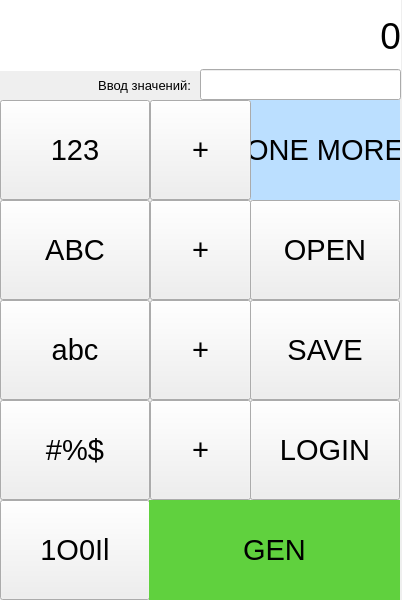
itemerev/PassGen, file PassGen_Des01.ui: the form before one commit.
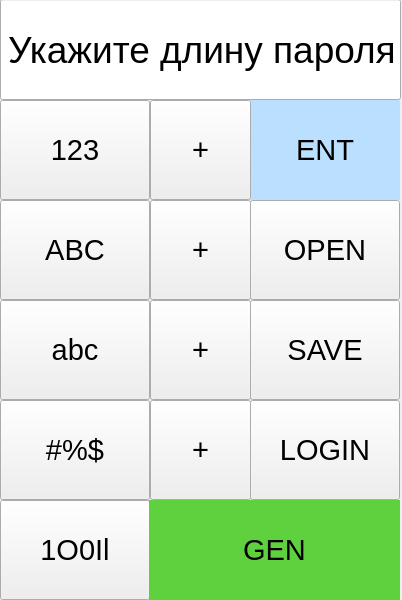
The form after the commit.

Commit message: Длина пароля задаётся пользователем. Пароль копируется в буфер обмена. Вместо label использован lineEdit

Diff of the .ui file:
```diff
--- a/PassGen_Des01.ui
+++ b/PassGen_Des01.ui
@@ -325,7 +325,7 @@
 </string>
     </property>
     <property name="text">
-     <string>ONE MORE</string>
+     <string>ENT</string>
     </property>
    </widget>
    <widget class="QPushButton" name="btn_add_symbols">
@@ -452,74 +452,32 @@
      <bool>true</bool>
     </property>
    </widget>
-   <widget class="QLabel" name="label">
+   <widget class="QLineEdit" name="lineEdit">
     <property name="geometry">
      <rect>
       <x>0</x>
-      <y>0</y>
+      <y>-1</y>
       <width>401</width>
-      <height>71</height>
+      <height>101</height>
      </rect>
     </property>
     <property name="font">
      <font>
+      <family>MS Shell Dlg 2</family>
       <pointsize>28</pointsize>
+      <weight>50</weight>
+      <italic>false</italic>
+      <bold>false</bold>
+      <underline>false</underline>
+      <strikeout>false</strikeout>
+      <kerning>true</kerning>
      </font>
     </property>
-    <property name="styleSheet">
-     <string notr="true">background-color: rgb(255, 255, 255);</string>
-    </property>
     <property name="text">
-     <string>0</string>
+     <string>Укажите длину пароля</string>
     </property>
     <property name="alignment">
      <set>Qt::AlignRight|Qt::AlignTrailing|Qt::AlignVCenter</set>
-    </property>
-    <property name="margin">
-     <number>20</number>
-    </property>
-    <property name="indent">
-     <number>0</number>
-    </property>
-   </widget>
-   <widget class="QLabel" name="label_2">
-    <property name="geometry">
-     <rect>
-      <x>0</x>
-      <y>70</y>
-      <width>191</width>
-      <height>31</height>
-     </rect>
-    </property>
-    <property name="font">
-     <font>
-      <pointsize>10</pointsize>
-     </font>
-    </property>
-    <property name="text">
-     <string>Ввод значений:</string>
-    </property>
-    <property name="alignment">
-     <set>Qt::AlignRight|Qt::AlignTrailing|Qt::AlignVCenter</set>
-    </property>
-    <property name="wordWrap">
-     <bool>false</bool>
-    </property>
-    <property name="margin">
-     <number>10</number>
-    </property>
-    <property name="indent">
-     <number>0</number>
-    </property>
-   </widget>
-   <widget class="QLineEdit" name="lineEdit">
-    <property name="geometry">
-     <rect>
-      <x>200</x>
-      <y>69</y>
-      <width>201</width>
-      <height>31</height>
-     </rect>
     </property>
    </widget>
   </widget>
```
The commit also changes 1 other file.
